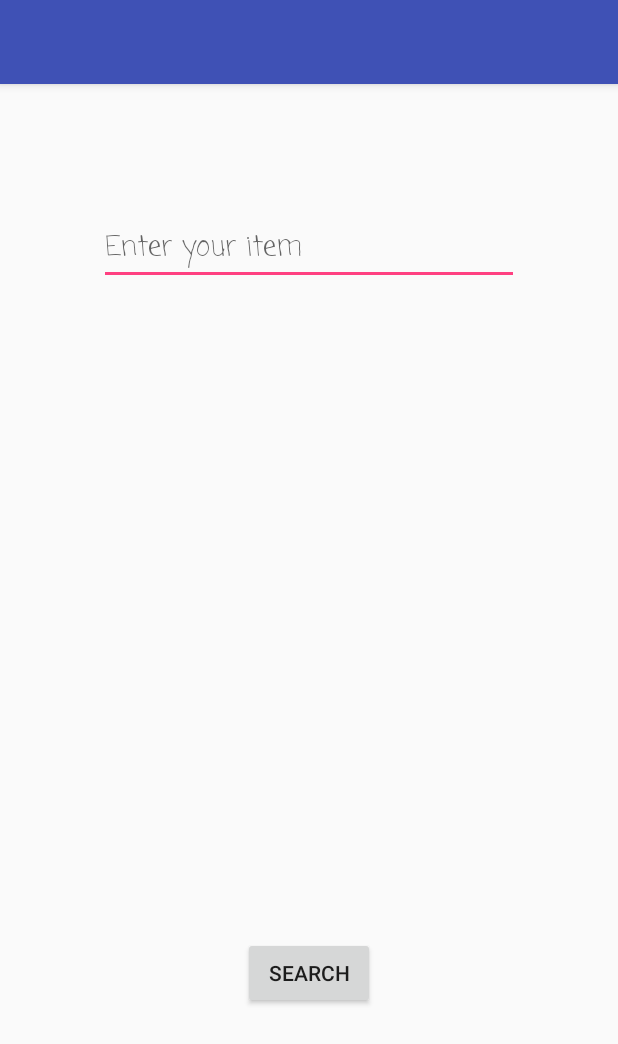
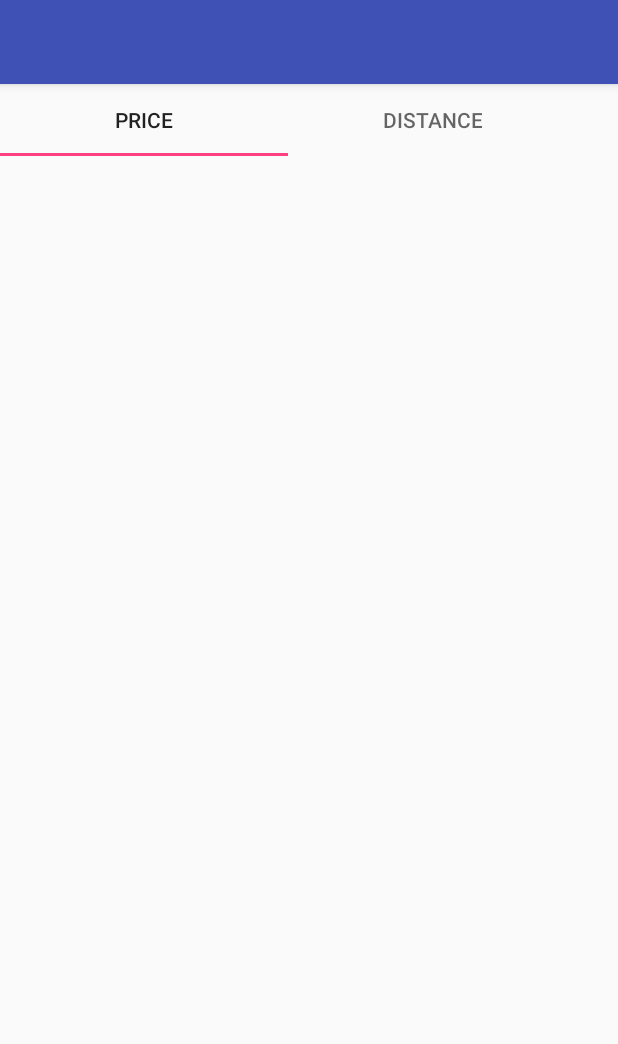
Before and after one commit to JazSingh05/Sherlock, an Android app: the SearchActivity screen opened directly, with no data from a screen before it, after a tap on "SEARCH", on a phone screen of 412 x 824 dp. Shown: the top 1044 px of the screen. Run offline under Robolectric (Android 15) with nearby library versions, the phone set to English and light mode, and no system bars.

Commit message:
Issue:#3

```diff
--- a/app/build.gradle
+++ b/app/build.gradle
@@ -25,4 +25,5 @@ dependencies {
     testImplementation 'junit:junit:4.12'
     androidTestImplementation 'com.android.support.test:runner:1.0.1'
     androidTestImplementation 'com.android.support.test.espresso:espresso-core:3.0.1'
+    implementation 'com.android.support:design:26.1.0'
 }
--- a/app/src/main/AndroidManifest.xml
+++ b/app/src/main/AndroidManifest.xml
@@ -20,6 +20,7 @@
 
         <activity android:name=".MainActivity"/>
         <activity android:name=".SearchActivity"/>
+        <activity android:name=".DatabaseResult"/>
     </application>
 
 </manifest>
--- /dev/null
+++ b/app/src/main/java/com/example/android/sherlock/DatabaseResult.java
@@ -0,0 +1,19 @@
+package com.example.android.sherlock;
+
+import android.os.Bundle;
+import android.support.annotation.Nullable;
+import android.support.v7.app.AppCompatActivity;
+
+/**
+ * Created by abbin_j19pde on 1/24/2018.
+ */
+
+public class DatabaseResult extends AppCompatActivity {
+
+    protected void onCreate(@Nullable Bundle savedInstanceState) {
+        super.onCreate(savedInstanceState);
+        setContentView(R.layout.database_search);
+    }
+
+
+}
--- a/app/src/main/java/com/example/android/sherlock/SearchActivity.java
+++ b/app/src/main/java/com/example/android/sherlock/SearchActivity.java
@@ -25,8 +25,9 @@ public class SearchActivity extends AppCompatActivity {
         EditText editText = (EditText) findViewById(R.id.editText);
         if(!editText.getText().toString().matches("") || editText.getText().toString().matches("")) {
             String DatabaseSearch = editText.getText().toString();
-            //Intent intent = new Intent(this, SherlockDatabase.class);
-            //intent.putExtra("sherlock.com.sherlock", DatabaseSearch);
+            Intent intent = new Intent(this, DatabaseResult.class);
+            startActivity(intent);
+            intent.putExtra("sherlock.com.sherlock", DatabaseSearch);
         }
         else
         {
--- /dev/null
+++ b/app/src/main/res/layout/database_search.xml
@@ -0,0 +1,33 @@
+<?xml version="1.0" encoding="utf-8"?>
+<RelativeLayout xmlns:android="http://schemas.android.com/apk/res/android"
+    xmlns:app="http://schemas.android.com/apk/res-auto"
+    xmlns:tools="http://schemas.android.com/tools"
+    android:layout_width="match_parent"
+    android:layout_height="match_parent">
+
+    <android.support.design.widget.TabLayout
+        android:layout_width="384dp"
+        android:layout_height="wrap_content"
+        tools:layout_editor_absoluteX="0dp"
+        tools:layout_editor_absoluteY="0dp"
+        android:id="@+id/tabLayout">
+
+        <android.support.design.widget.TabItem
+            android:layout_width="wrap_content"
+            android:layout_height="wrap_content"
+            android:text="Price" />
+
+        <android.support.design.widget.TabItem
+            android:layout_width="wrap_content"
+            android:layout_height="wrap_content"
+            android:text="Distance" />
+    </android.support.design.widget.TabLayout>
+
+    <ListView
+        android:id="@+id/listView"
+        android:layout_width="match_parent"
+        android:layout_height="match_parent"
+        android:layout_alignParentStart="true"
+        android:layout_below="@+id/tabLayout" />
+
+</RelativeLayout>
```
